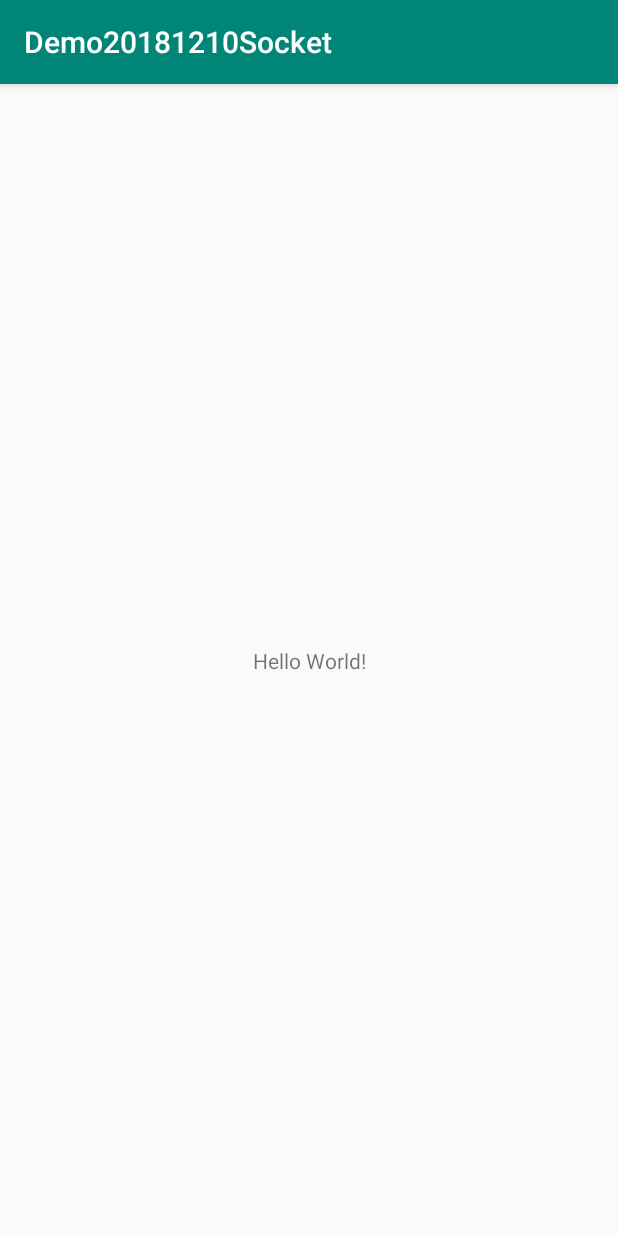
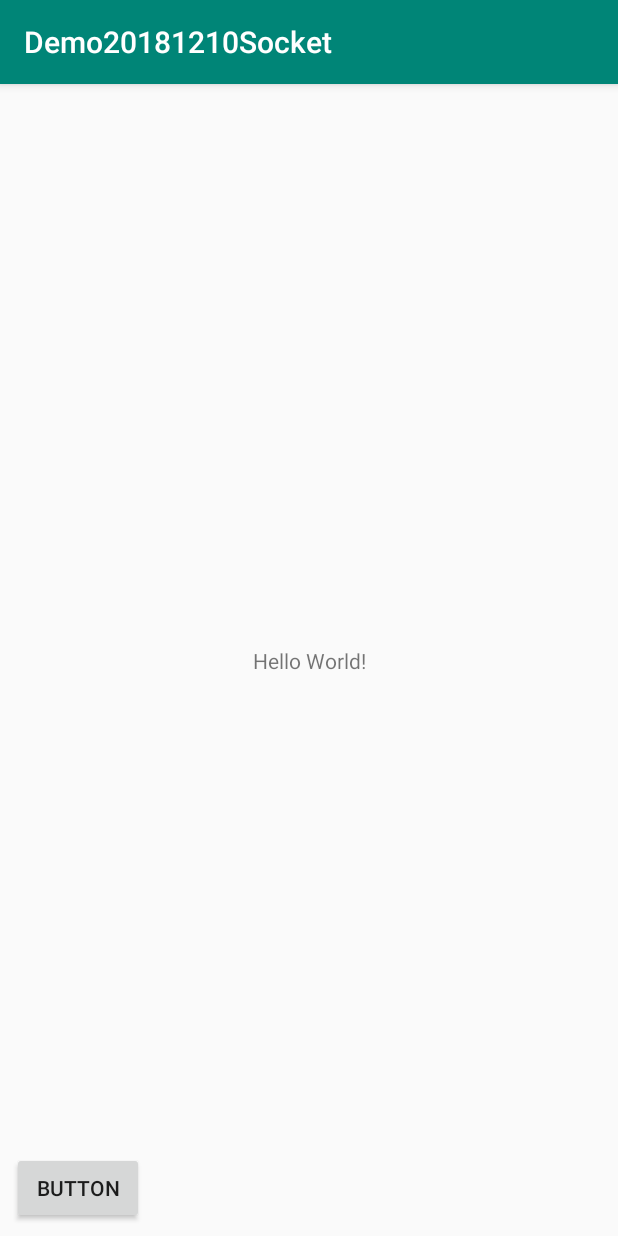
Before and after one commit to FilitovDemo/Demo20181210Socket, an Android app: the screen it shows after launch (MainActivity), on a phone screen of 412 x 824 dp. Run offline under Robolectric (Android 15) with nearby library versions, the phone set to English and light mode, and no system bars.

```diff
--- a/app/src/main/java/tw/edu/tut/mis/demo20181210socket/MainActivity.java
+++ b/app/src/main/java/tw/edu/tut/mis/demo20181210socket/MainActivity.java
@@ -1,10 +1,16 @@
 package tw.edu.tut.mis.demo20181210socket;
 
+import android.os.Handler;
+import android.os.Looper;
+import android.os.Message;
 import android.support.v7.app.AppCompatActivity;
 import android.os.Bundle;
 import android.util.Log;
+import android.view.View;
+import android.widget.TextView;
 
 import java.io.IOException;
+import java.lang.ref.WeakReference;
 import java.net.DatagramPacket;
 import java.net.DatagramSocket;
 import java.net.InetAddress;
@@ -12,13 +18,22 @@ import java.net.SocketException;
 
 public class MainActivity extends AppCompatActivity {
 
+    UDPReceiveThread xxx;
+
     @Override
     protected void onCreate(Bundle savedInstanceState) {
         super.onCreate(savedInstanceState);
         setContentView(R.layout.activity_main);
 
-        UDPReceiveThread xxx = new UDPReceiveThread();
+        xxx = new UDPReceiveThread();
         xxx.start();
+
+        findViewById(R.id.button).setOnClickListener(new View.OnClickListener() {
+            @Override
+            public void onClick(View v) {
+                xxx.getHandler().obtainMessage(1097).sendToTarget();
+            }
+        });
 
         UDPSendRunnable ooo = new UDPSendRunnable();
         ooo.IP = "192.168.64.255";
@@ -27,13 +42,57 @@ public class MainActivity extends AppCompatActivity {
         new Thread(ooo).start();
     }
 
+    //
+    static class MainActivityHandler extends Handler {
+        //----------------------------------------
+        private WeakReference<MainActivity> activity;
+
+        MainActivityHandler(MainActivity activity) {
+            this.activity = new WeakReference<>(activity);
+        }
+        //----------------------------------------
+        @Override
+        public void handleMessage(Message msg) {
+            MainActivity mainActivity = activity.get();
+
+            if (msg.what==1988) { //編號是1988要做的事情
+                //留意，要透過 mainActivity 取用 MainActivity的東西
+                String s = (String)(msg.obj);
+                ((TextView)(mainActivity.findViewById(R.id.textView))).setText(s);
+            }
+        }
+    }
+
+    Handler mMainHandler = new MainActivityHandler(this);
+
+
+
+
+
     //android要求網路傳輸不能在主要執行緒中
     //建立一個用來接收UDP封包的執行緒
     class UDPReceiveThread extends Thread {
+        Handler mReceiveHandler;
         boolean keepLoop = true;
+
+        Handler getHandler(){
+            return mReceiveHandler;
+        }
+
         @Override
         public void run() {
             super.run();
+
+            Looper.prepare();
+            mReceiveHandler = new Handler(){
+                @Override
+                public void handleMessage(Message msg) {
+                    if (msg.what==1097) {  //如果收到 1097 號
+                        keepLoop = false;
+                    }
+                }
+            };
+            Looper.loop();
 
             try( DatagramSocket socket = new DatagramSocket(9527) ){
                 byte[] buffer = new byte[1024]; //大小自己訂
@@ -43,6 +102,7 @@ public class MainActivity extends AppCompatActivity {
                     socket.receive(packet);  //阻塞式等待
                     String s = new String(packet.getData(), 0, packet.getLength());
                     Log.d("DEMO UDP", s);
+                    mMainHandler.obtainMessage(1988, s).sendToTarget();
                 }
             } catch (IOException e) {
                 e.printStackTrace();
--- a/app/src/main/res/layout/activity_main.xml
+++ b/app/src/main/res/layout/activity_main.xml
@@ -7,6 +7,7 @@
     tools:context=".MainActivity">
 
     <TextView
+        android:id="@+id/textView"
         android:layout_width="wrap_content"
         android:layout_height="wrap_content"
         android:text="Hello World!"
@@ -15,4 +16,14 @@
         app:layout_constraintRight_toRightOf="parent"
         app:layout_constraintTop_toTopOf="parent" />
 
+    <Button
+        android:id="@+id/button"
+        android:layout_width="wrap_content"
+        android:layout_height="wrap_content"
+        android:layout_marginStart="8dp"
+        android:layout_marginBottom="8dp"
+        android:text="Button"
+        app:layout_constraintBottom_toBottomOf="parent"
+        app:layout_constraintStart_toStartOf="parent" />
+
 </android.support.constraint.ConstraintLayout>
```
